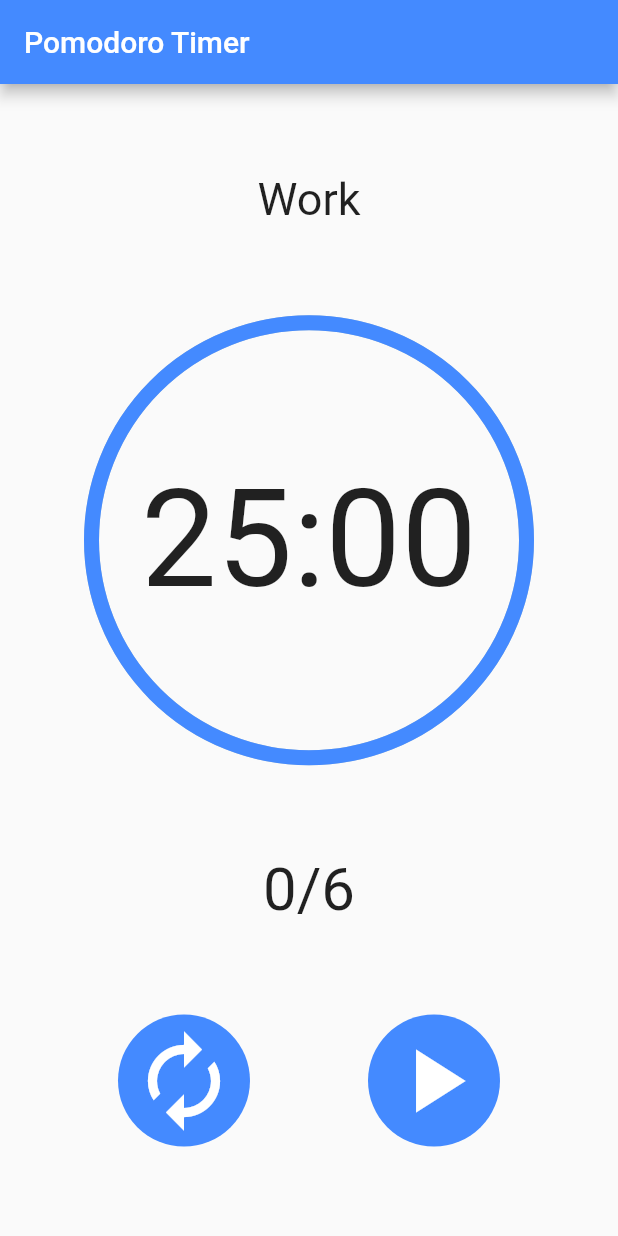
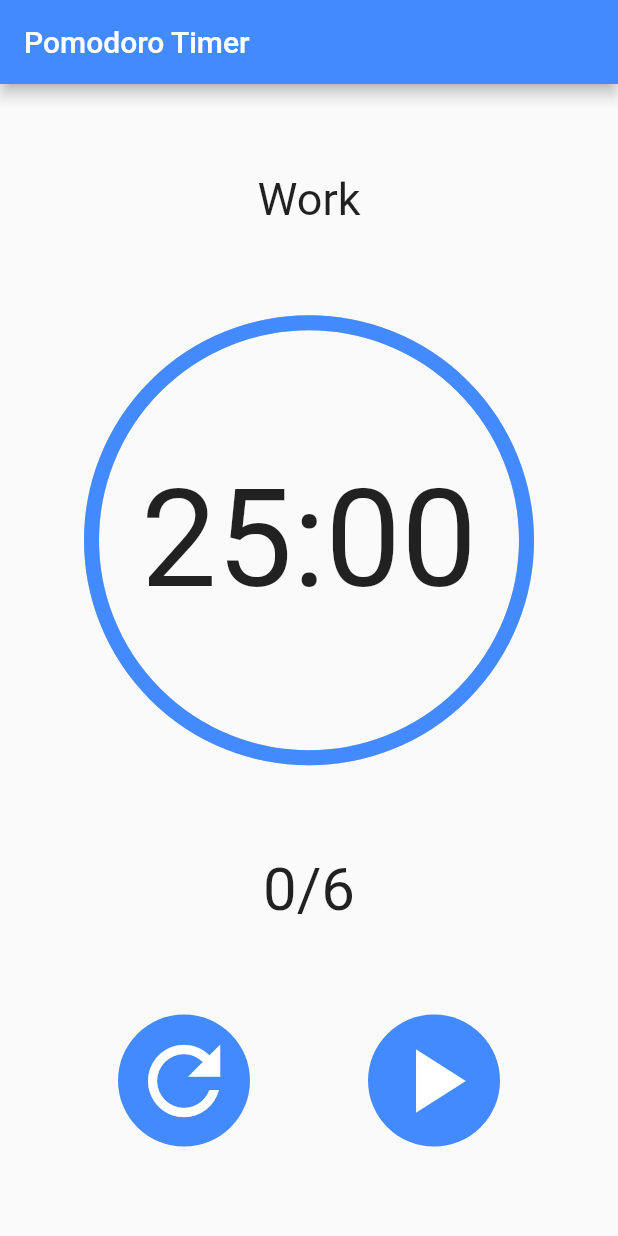
Before and after one commit to miajimyu/flutterpomodoro, a Flutter app: the screen it shows after launch, on a phone screen of 412 x 824 dp. Run offline on Flutter 3.47's test engine with Material 2 defaults, Android fonts, the phone set to English and light mode, and no system bars; drawn by our look-alikes of percent_indicator.

Commit message:
fix Icon of IconButton is changed to refresh.

```diff
--- a/lib/pomodoro_page.dart
+++ b/lib/pomodoro_page.dart
@@ -163,7 +163,7 @@ class _PageState extends State<Page> {
                 shape: CircleBorder(),
               ),
               child: IconButton(
-                icon: Icon(_sw.isRunning ? null : Icons.autorenew),
+                icon: Icon(_sw.isRunning ? null : Icons.refresh),
                 color: Colors.white,
                 iconSize: 72,
                 onPressed: () => _resetButtonPressed(),
```
